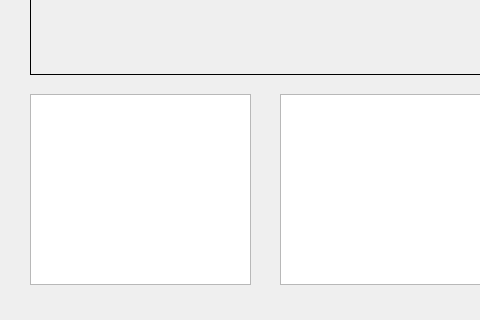
oddukgi/QtQik, file src/homeform.ui: the form before one commit; both pictures show x 0 to 480 and y 236 to 556 of the 837 by 556 pixel window.
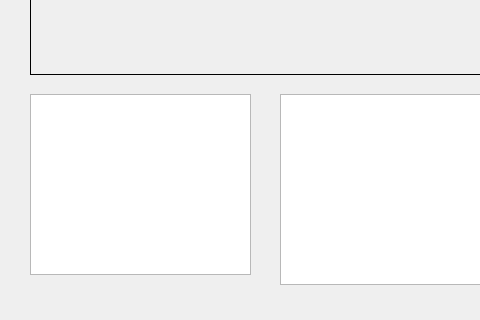
The form after the commit.

```diff
--- a/src/homeform.ui
+++ b/src/homeform.ui
@@ -35,9 +35,20 @@
      <x>30</x>
      <y>330</y>
      <width>221</width>
-     <height>191</height>
+     <height>181</height>
     </rect>
    </property>
+   <property name="font">
+    <font>
+     <pointsize>13</pointsize>
+    </font>
+   </property>
+   <property name="styleSheet">
+    <string notr="true">QListWidget::item { 
+border-bottom: 1px solid black;
+background-color: qlineargradient(spread:pad, x1:0, y1:0, x2:1, y2:0, stop:0 rgba(214, 214, 214, 255), stop:1 rgba(255, 255, 255, 255));
+ }</string>
+   </property>
   </widget>
   <widget class="QListWidget" name="SOC_ListView">
    <property name="geometry">
```
Left out of the diff: 21 changed lines with no effect on the pictures.
